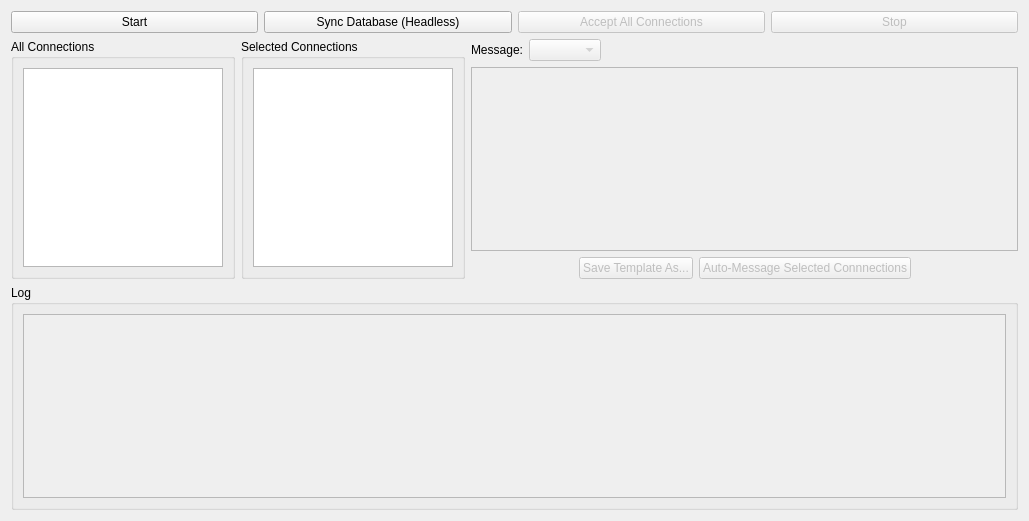
Above: src/gui/ui/instancewidget.ui from smalbadger/social before the change. Below: the same form after it.
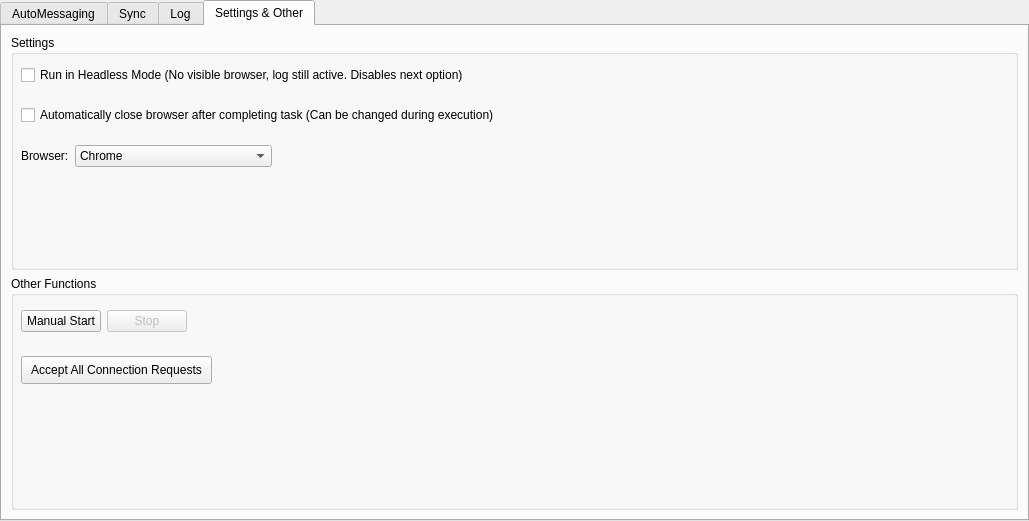
That is the form after the change. The open tabs and pages were chosen to show the change.

Commit message: general structure changes and some implementation

The edit to the form file:
```diff
--- a/src/gui/ui/instancewidget.ui
+++ b/src/gui/ui/instancewidget.ui
@@ -14,9 +14,32 @@
    <string>Form</string>
   </property>
   <layout class="QGridLayout" name="gridLayout_2">
-   <item row="1" column="0">
-    <layout class="QHBoxLayout" name="horizontalLayout_5">
-     <item>
+   <property name="leftMargin">
+    <number>0</number>
+   </property>
+   <property name="topMargin">
+    <number>0</number>
+   </property>
+   <property name="rightMargin">
+    <number>0</number>
+   </property>
+   <property name="bottomMargin">
+    <number>0</number>
+   </property>
+   <property name="spacing">
+    <number>0</number>
+   </property>
+   <item row="0" column="0">
+    <widget class="QTabWidget" name="tabWidget">
+     <property name="currentIndex">
+      <number>0</number>
+     </property>
+     <widget class="QWidget" name="tab">
+      <attribute name="title">
+       <string>AutoMessaging</string>
+      </attribute>
+      <layout class="QGridLayout" name="gridLayout_6">
+       <item row="0" column="0">
       <layout class="QHBoxLayout" name="horizontalLayout">
        <item>
         <widget class="QGroupBox" name="groupBox">
@@ -24,6 +47,21 @@
           <string>All Connections</string>
          </property>
          <layout class="QGridLayout" name="gridLayout_4">
+            <property name="leftMargin">
+             <number>3</number>
+            </property>
+            <property name="topMargin">
+             <number>3</number>
+            </property>
+            <property name="rightMargin">
+             <number>3</number>
+            </property>
+            <property name="bottomMargin">
+             <number>3</number>
+            </property>
+            <property name="spacing">
+             <number>2</number>
+            </property>
           <item row="0" column="0">
            <widget class="QListWidget" name="allConnectionsList">
             <property name="sizePolicy">
@@ -34,7 +72,7 @@
             </property>
             <property name="maximumSize">
              <size>
-              <width>200</width>
+                <width>16777215</width>
               <height>16777215</height>
              </size>
             </property>
@@ -49,6 +87,21 @@
           <string>Selected Connections</string>
          </property>
          <layout class="QGridLayout" name="gridLayout_5">
+            <property name="leftMargin">
+             <number>3</number>
+            </property>
+            <property name="topMargin">
+             <number>3</number>
+            </property>
+            <property name="rightMargin">
+             <number>3</number>
+            </property>
+            <property name="bottomMargin">
+             <number>3</number>
+            </property>
+            <property name="spacing">
+             <number>2</number>
+            </property>
           <item row="0" column="0">
            <widget class="QListWidget" name="selectedConnectionsList">
             <property name="sizePolicy">
@@ -59,7 +112,7 @@
             </property>
             <property name="maximumSize">
              <size>
-              <width>200</width>
+                <width>16777215</width>
               <height>16777215</height>
              </size>
             </property>
@@ -70,7 +123,7 @@
        </item>
       </layout>
      </item>
-     <item>
+       <item row="1" column="0">
       <layout class="QVBoxLayout" name="verticalLayout">
        <item>
         <layout class="QHBoxLayout" name="horizontalLayout_4">
@@ -86,7 +139,13 @@
            <item>
             <widget class="QComboBox" name="templatesBox">
              <property name="enabled">
-              <bool>false</bool>
+                <bool>true</bool>
+               </property>
+               <property name="minimumSize">
+                <size>
+                 <width>200</width>
+                 <height>0</height>
+                </size>
              </property>
             </widget>
            </item>
@@ -110,7 +169,7 @@
        <item>
         <widget class="QTextEdit" name="messageTemplateEdit">
          <property name="enabled">
-          <bool>false</bool>
+            <bool>true</bool>
          </property>
         </widget>
        </item>
@@ -132,7 +191,7 @@
          <item>
           <widget class="QPushButton" name="saveTemplateButton">
            <property name="enabled">
-            <bool>false</bool>
+              <bool>true</bool>
            </property>
            <property name="text">
             <string>Save Template As...</string>
@@ -142,10 +201,10 @@
          <item>
           <widget class="QPushButton" name="autoMessageButton">
            <property name="enabled">
-            <bool>false</bool>
+              <bool>true</bool>
            </property>
            <property name="text">
-            <string>Auto-Message Selected Connnections</string>
+              <string>Send Message to Selected Connnections</string>
            </property>
           </widget>
          </item>
@@ -167,51 +226,119 @@
       </layout>
      </item>
     </layout>
-   </item>
+     </widget>
+     <widget class="QWidget" name="tab_2">
+      <attribute name="title">
+       <string>Sync</string>
+      </attribute>
+      <layout class="QGridLayout" name="gridLayout_17">
    <item row="0" column="0">
-    <layout class="QGridLayout" name="gridLayout_3">
+        <layout class="QVBoxLayout" name="verticalLayout_4">
+         <item>
+          <layout class="QFormLayout" name="formLayout">
      <item row="0" column="0">
-      <widget class="QPushButton" name="startButton">
+            <widget class="QCheckBox" name="updateMessagesBox">
        <property name="text">
-        <string>Start</string>
-       </property>
-      </widget>
-     </item>
-     <item row="0" column="2">
-      <widget class="QPushButton" name="acceptConnectionsButton">
-       <property name="enabled">
-        <bool>false</bool>
-       </property>
-       <property name="text">
-        <string>Accept All Connections</string>
-       </property>
-      </widget>
-     </item>
-     <item row="0" column="3">
-      <widget class="QPushButton" name="stopButton">
-       <property name="enabled">
-        <bool>false</bool>
-       </property>
-       <property name="text">
-        <string>Stop</string>
-       </property>
-      </widget>
-     </item>
-     <item row="0" column="1">
-      <widget class="QPushButton" name="syncButton">
-       <property name="text">
-        <string>Sync Database (Headless)</string>
-       </property>
-      </widget>
-     </item>
-    </layout>
+              <string>Update Messages</string>
+             </property>
+            </widget>
    </item>
    <item row="2" column="0">
+            <widget class="QCheckBox" name="headlessBoxSync">
+             <property name="text">
+              <string>Headless (No Browser)</string>
+             </property>
+            </widget>
+           </item>
+           <item row="1" column="0">
+            <widget class="QCheckBox" name="updateConnectionsBox">
+             <property name="text">
+              <string>Update Connections List</string>
+             </property>
+            </widget>
+           </item>
+          </layout>
+         </item>
+         <item>
+          <layout class="QHBoxLayout" name="horizontalLayout_15">
+           <item>
+            <widget class="QPushButton" name="syncButton">
+             <property name="text">
+              <string>Synchronize Database</string>
+             </property>
+            </widget>
+           </item>
+           <item>
+            <spacer name="horizontalSpacer_13">
+             <property name="orientation">
+              <enum>Qt::Horizontal</enum>
+             </property>
+             <property name="sizeHint" stdset="0">
+              <size>
+               <width>40</width>
+               <height>20</height>
+              </size>
+             </property>
+            </spacer>
+           </item>
+          </layout>
+         </item>
+         <item>
+          <spacer name="verticalSpacer">
+           <property name="orientation">
+            <enum>Qt::Vertical</enum>
+           </property>
+           <property name="sizeHint" stdset="0">
+            <size>
+             <width>20</width>
+             <height>40</height>
+            </size>
+           </property>
+          </spacer>
+         </item>
+        </layout>
+       </item>
+       <item row="0" column="1">
+        <spacer name="horizontalSpacer_12">
+         <property name="orientation">
+          <enum>Qt::Horizontal</enum>
+         </property>
+         <property name="sizeHint" stdset="0">
+          <size>
+           <width>496</width>
+           <height>20</height>
+          </size>
+         </property>
+        </spacer>
+       </item>
+      </layout>
+     </widget>
+     <widget class="QWidget" name="tab_3">
+      <attribute name="title">
+       <string>Log</string>
+      </attribute>
+      <layout class="QGridLayout" name="gridLayout_7">
+       <item row="0" column="0">
     <widget class="QGroupBox" name="instanceLogBox">
      <property name="title">
       <string>Log</string>
      </property>
      <layout class="QGridLayout" name="gridLayout">
+          <property name="leftMargin">
+           <number>2</number>
+          </property>
+          <property name="topMargin">
+           <number>2</number>
+          </property>
+          <property name="rightMargin">
+           <number>2</number>
+          </property>
+          <property name="bottomMargin">
+           <number>2</number>
+          </property>
+          <property name="spacing">
+           <number>1</number>
+          </property>
       <item row="0" column="0">
        <widget class="QTextEdit" name="instanceLogTextEdit">
         <property name="enabled">
@@ -220,6 +347,146 @@
        </widget>
       </item>
      </layout>
+        </widget>
+       </item>
+      </layout>
+     </widget>
+     <widget class="QWidget" name="tab_4">
+      <attribute name="title">
+       <string>Settings &amp;&amp; Other</string>
+      </attribute>
+      <layout class="QGridLayout" name="gridLayout_18">
+       <item row="1" column="0">
+        <widget class="QGroupBox" name="groupBox_8">
+         <property name="title">
+          <string>Other Functions</string>
+         </property>
+         <widget class="QPushButton" name="acceptConnectionsButton">
+          <property name="enabled">
+           <bool>true</bool>
+          </property>
+          <property name="geometry">
+           <rect>
+            <x>10</x>
+            <y>80</y>
+            <width>191</width>
+            <height>28</height>
+           </rect>
+          </property>
+          <property name="text">
+           <string>Accept All Connection Requests</string>
+          </property>
+         </widget>
+         <widget class="QWidget" name="layoutWidget">
+          <property name="geometry">
+           <rect>
+            <x>10</x>
+            <y>30</y>
+            <width>851</width>
+            <height>30</height>
+           </rect>
+          </property>
+          <layout class="QHBoxLayout" name="horizontalLayout_9">
+           <item>
+            <widget class="QPushButton" name="startButton">
+             <property name="text">
+              <string>Manual Start</string>
+             </property>
+            </widget>
+           </item>
+           <item>
+            <widget class="QPushButton" name="stopButton">
+             <property name="enabled">
+              <bool>false</bool>
+             </property>
+             <property name="text">
+              <string>Stop</string>
+             </property>
+            </widget>
+           </item>
+           <item>
+            <spacer name="horizontalSpacer_7">
+             <property name="orientation">
+              <enum>Qt::Horizontal</enum>
+             </property>
+             <property name="sizeHint" stdset="0">
+              <size>
+               <width>40</width>
+               <height>20</height>
+              </size>
+             </property>
+            </spacer>
+           </item>
+          </layout>
+         </widget>
+        </widget>
+       </item>
+       <item row="0" column="0">
+        <widget class="QGroupBox" name="groupBox_7">
+         <property name="title">
+          <string>Settings</string>
+         </property>
+         <widget class="QCheckBox" name="headlessBoxGeneral">
+          <property name="geometry">
+           <rect>
+            <x>10</x>
+            <y>30</y>
+            <width>501</width>
+            <height>20</height>
+           </rect>
+          </property>
+          <property name="text">
+           <string>Run in Headless Mode (No visible browser, log still active. Disables next option)</string>
+          </property>
+         </widget>
+         <widget class="QCheckBox" name="closeBrowserBox">
+          <property name="geometry">
+           <rect>
+            <x>10</x>
+            <y>70</y>
+            <width>601</width>
+            <height>20</height>
+           </rect>
+          </property>
+          <property name="text">
+           <string>Automatically close browser after completing task (Can be changed during execution)</string>
+          </property>
+          <property name="checked">
+           <bool>false</bool>
+          </property>
+         </widget>
+         <widget class="QWidget" name="layoutWidget">
+          <property name="geometry">
+           <rect>
+            <x>10</x>
+            <y>110</y>
+            <width>251</width>
+            <height>24</height>
+           </rect>
+          </property>
+          <layout class="QFormLayout" name="formLayout_2">
+           <item row="0" column="0">
+            <widget class="QLabel" name="label_2">
+             <property name="text">
+              <string>Browser:</string>
+             </property>
+            </widget>
+           </item>
+           <item row="0" column="1">
+            <widget class="QComboBox" name="browserBox">
+             <item>
+              <property name="text">
+               <string>Chrome</string>
+              </property>
+             </item>
+            </widget>
+           </item>
+          </layout>
+         </widget>
+        </widget>
+       </item>
+      </layout>
+     </widget>
     </widget>
    </item>
   </layout>
```
Lines whose indentation alone changed are shown as unchanged. The commit also changes 6 other files.
